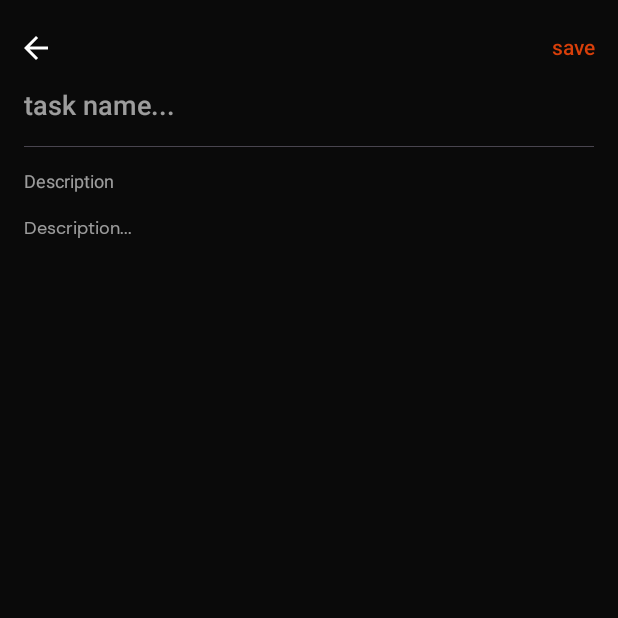
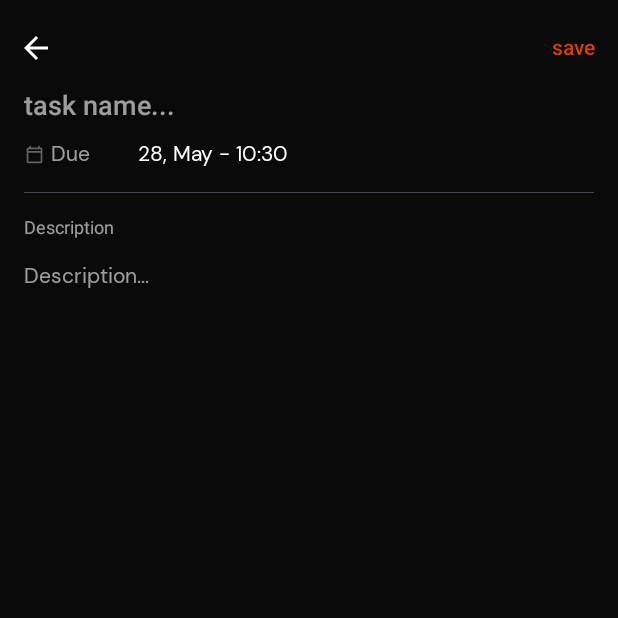
Before and after one commit to guiBrisson/tarefas-app, an Android app built with Jetpack Compose: the screen it shows after launch (MainActivity), after a tap on "new task", on a phone screen of 412 x 824 dp, the top half of it. Run offline under Robolectric (Android 15) with nearby library versions, the phone set to English and light mode, and no system bars; our stand-ins replace Dagger/Hilt's generated code, Room's generated code; 3 statements that could not run were skipped.

Commit message:
Creating task field component

```diff
--- /dev/null
+++ b/app/src/main/java/me/brisson/tarefas/domain/utils/MyDateUtils.kt
@@ -0,0 +1,19 @@
+package me.brisson.tarefas.domain.utils
+
+import android.content.Context
+import java.text.SimpleDateFormat
+import java.util.Locale
+import java.util.Date
+
+
+object MyDateUtils {
+    fun formattedDate(context: Context, dateTimeMillis: Long): String{
+        val date = Date(dateTimeMillis)
+        val format = SimpleDateFormat("dd, MMMM - HH:mm", getCurrentLocale(context))
+        return format.format(date)
+    }
+
+    private fun getCurrentLocale(context: Context): Locale {
+        return context.resources.configuration.locales[0]
+    }
+}
--- a/app/src/main/java/me/brisson/tarefas/presentation/design_system/theme/Type.kt
+++ b/app/src/main/java/me/brisson/tarefas/presentation/design_system/theme/Type.kt
@@ -27,12 +27,12 @@ val Typography = Typography(
     ),
     bodyMedium = TextStyle(
         fontFamily = DMSans,
-        fontSize = 12.sp,
+        fontSize = 14.sp,
         fontWeight = FontWeight.Normal,
     ),
     bodySmall = TextStyle(
         fontFamily = DMSans,
-        fontSize = 10.sp,
+        fontSize = 12.sp,
         fontWeight = FontWeight.Normal,
     )
 )
--- /dev/null
+++ b/app/src/main/java/me/brisson/tarefas/presentation/screens/task/TaskComponents.kt
@@ -0,0 +1,69 @@
+package me.brisson.tarefas.presentation.screens.task
+
+import androidx.compose.foundation.clickable
+import androidx.compose.foundation.layout.Arrangement
+import androidx.compose.foundation.layout.Row
+import androidx.compose.foundation.layout.fillMaxWidth
+import androidx.compose.foundation.layout.size
+import androidx.compose.material3.Icon
+import androidx.compose.material3.MaterialTheme
+import androidx.compose.material3.Text
+import androidx.compose.runtime.Composable
+import androidx.compose.ui.Alignment
+import androidx.compose.ui.Modifier
+import androidx.compose.ui.platform.LocalContext
+import androidx.compose.ui.res.painterResource
+import androidx.compose.ui.tooling.preview.Preview
+import androidx.compose.ui.unit.dp
+import me.brisson.tarefas.R
+import me.brisson.tarefas.domain.utils.MyDateUtils
+import me.brisson.tarefas.presentation.design_system.theme.TarefasTheme
+
+
+@Composable
+fun TaskFields(
+    modifier: Modifier = Modifier,
+    dateTimeMillis: Long,
+) {
+    val context = LocalContext.current
+    val formattedDate = MyDateUtils.formattedDate(context, dateTimeMillis)
+
+
+    Row(modifier = modifier.fillMaxWidth(), verticalAlignment = Alignment.CenterVertically) {
+        Row(
+            modifier = Modifier.weight(1f),
+            horizontalArrangement = Arrangement.spacedBy(4.dp),
+            verticalAlignment = Alignment.CenterVertically,
+        ) {
+            Icon(
+                modifier = Modifier.size(14.dp),
+                painter = painterResource(id = R.drawable.ic_calendar),
+                contentDescription = null,
+                tint = MaterialTheme.colorScheme.onBackground.copy(alpha = 0.6f),
+            )
+
+            Text(
+                text = "Due",
+                style = MaterialTheme.typography.bodyMedium,
+                color = MaterialTheme.colorScheme.onBackground.copy(alpha = 0.6f)
+            )
+        }
+
+        Text(
+            modifier = Modifier.weight(4f).clickable(onClick = { }),
+            text = formattedDate,
+            style = MaterialTheme.typography.bodyMedium,
+            color = MaterialTheme.colorScheme.onBackground,
+        )
+    }
+}
+
+@Preview
+@Composable
+fun PreviewTaskFields() {
+    TarefasTheme {
+        TaskFields(
+            dateTimeMillis = System.currentTimeMillis(),
+        )
+    }
+}
--- a/app/src/main/java/me/brisson/tarefas/presentation/screens/task/TaskScreen.kt
+++ b/app/src/main/java/me/brisson/tarefas/presentation/screens/task/TaskScreen.kt
@@ -75,7 +75,9 @@ internal fun TaskScreen(
             .background(MaterialTheme.colorScheme.background),
     ) {
         Row(
-            modifier = Modifier.fillMaxWidth().padding(top = 8.dp),
+            modifier = Modifier
+                .fillMaxWidth()
+                .padding(top = 8.dp),
             horizontalArrangement = Arrangement.SpaceBetween
         ) {
             IconButton(onClick = onBackClick) {
@@ -126,6 +128,11 @@ internal fun TaskScreen(
                     }
                 }
             },
+        )
+
+        TaskFields(
+            modifier = Modifier.padding(top = 12.dp, start = 16.dp, end = 16.dp),
+            dateTimeMillis = System.currentTimeMillis(),
         )
 
         Divider(modifier = Modifier.padding(16.dp), thickness = 0.4.dp)
--- /dev/null
+++ b/app/src/main/res/drawable/ic_calendar.xml
@@ -0,0 +1,4 @@
+<vector android:height="24dp" android:viewportHeight="14"
+    android:viewportWidth="14" android:width="24dp" xmlns:android="http://schemas.android.com/apk/res/android">
+    <path android:fillAlpha="0.6" android:fillColor="#ffffff" android:pathData="M2.917,12.833C2.596,12.833 2.321,12.719 2.092,12.49C1.864,12.262 1.75,11.987 1.75,11.667V3.5C1.75,3.179 1.864,2.904 2.093,2.676C2.322,2.447 2.596,2.333 2.917,2.333H3.5V1.75C3.5,1.585 3.556,1.446 3.668,1.334C3.78,1.222 3.918,1.166 4.083,1.167C4.249,1.167 4.387,1.223 4.499,1.335C4.611,1.447 4.667,1.585 4.667,1.75V2.333H9.333V1.75C9.333,1.585 9.389,1.446 9.501,1.334C9.613,1.222 9.752,1.166 9.917,1.167C10.082,1.167 10.221,1.223 10.333,1.335C10.445,1.447 10.5,1.585 10.5,1.75V2.333H11.083C11.404,2.333 11.679,2.448 11.908,2.676C12.136,2.905 12.25,3.18 12.25,3.5V11.667C12.25,11.988 12.136,12.262 11.907,12.491C11.678,12.719 11.404,12.834 11.083,12.833H2.917ZM2.917,11.667H11.083V5.833H2.917V11.667ZM2.917,4.667H11.083V3.5H2.917V4.667Z"/>
+</vector>
```
